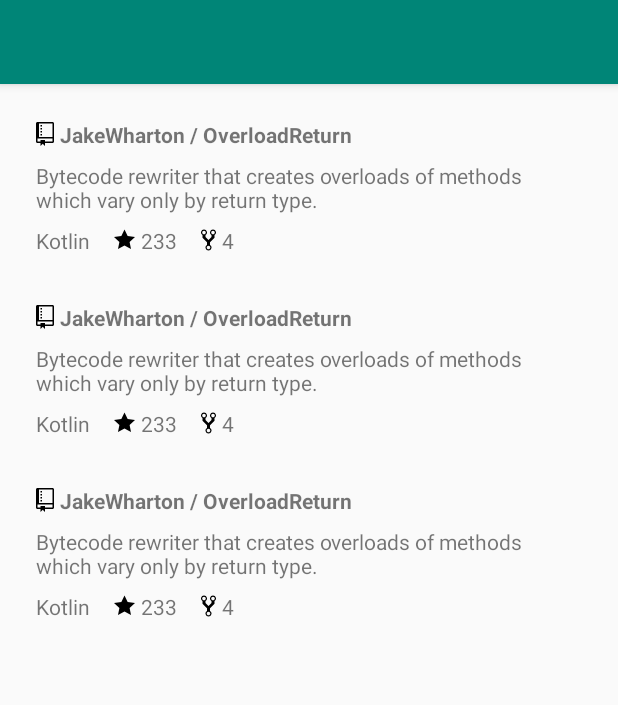
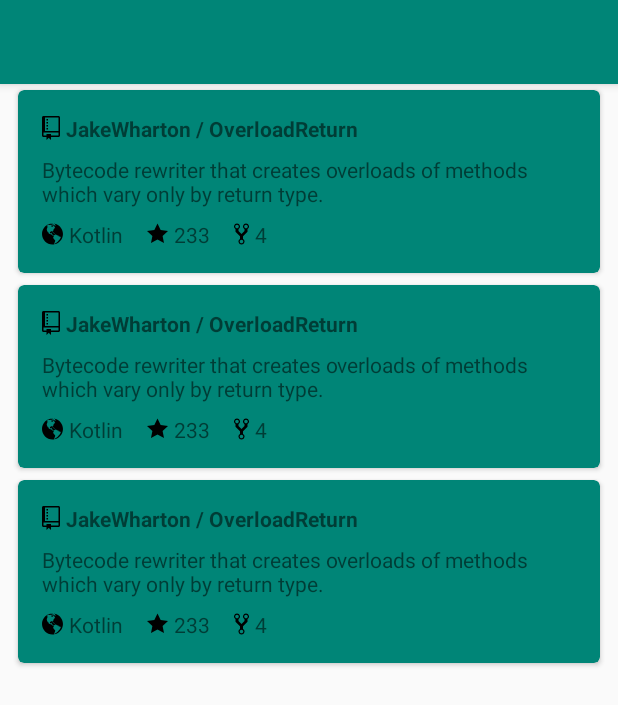
Before and after one commit to lomza/github-android-trending, an Android app: the layout fragment_repo_list.xml on its own in the app's theme, with its tools: preview values and no code run, on a phone screen of 412 x 824 dp. Shown: the top 705 px of the screen. Run offline under Robolectric (Android 15) with nearby library versions, the phone set to English and light mode, and no system bars; network calls fail.

Commit message:
List of repos fetches. Models as parcelable. Part of details populated.

```diff
--- a/app/build.gradle
+++ b/app/build.gradle
@@ -43,6 +43,10 @@ dependencies {
     implementation "com.squareup.retrofit2:adapter-rxjava2:$rootProject.retrofitVersion"
     implementation "io.reactivex.rxjava2:rxandroid:$rootProject.rxAndroidVersion"
     implementation "io.reactivex.rxjava2:rxjava:$rootProject.rxJavaVersion"
+    implementation "io.reactivex.rxjava2:rxkotlin:$rootProject.rxKotlinVersion"
+    implementation "com.github.bumptech.glide:glide:$rootProject.glideVersion"
+    annotationProcessor "com.github.bumptech.glide:compiler:$rootProject.glideVersion"
+
     testImplementation "junit:junit:$rootProject.jUnitVersion"
     androidTestImplementation "androidx.test:runner:$rootProject.testRunnerVersion"
     androidTestImplementation "androidx.test.espresso:espresso-core:$rootProject.espressoVersion"
--- a/app/src/main/java/com/tonia/githubandroidtrending/MainActivity.kt
+++ b/app/src/main/java/com/tonia/githubandroidtrending/MainActivity.kt
@@ -15,7 +15,7 @@ class MainActivity : AppCompatActivity() {
     }
 
     private fun initView() {
-        replaceFragment(RepoListFragment(), R.id.container)
+        replaceFragment(RepoListFragment.newInstance(), R.id.container)
     }
 
     private fun showRepoDetailsFragment() {
--- a/app/src/main/java/com/tonia/githubandroidtrending/model/License.kt
+++ b/app/src/main/java/com/tonia/githubandroidtrending/model/License.kt
@@ -1,7 +1,11 @@
 package com.tonia.githubandroidtrending.model
 
+import android.os.Parcelable
+import kotlinx.android.parcel.Parcelize
+
+@Parcelize
 data class License(
     val key: String,
     val name: String,
     val url: String
-)
+) : Parcelable
--- a/app/src/main/java/com/tonia/githubandroidtrending/model/Owner.kt
+++ b/app/src/main/java/com/tonia/githubandroidtrending/model/Owner.kt
@@ -1,8 +1,12 @@
 package com.tonia.githubandroidtrending.model
 
+import android.os.Parcelable
+import kotlinx.android.parcel.Parcelize
+
+@Parcelize
 data class Owner(
     val login: String,
     val id: Int,
     val avatar_url: String,
     val url: String
-)
+) : Parcelable
--- a/app/src/main/java/com/tonia/githubandroidtrending/network/GitHubApi.kt
+++ b/app/src/main/java/com/tonia/githubandroidtrending/network/GitHubApi.kt
@@ -2,7 +2,7 @@ package com.tonia.githubandroidtrending.network
 
 import com.tonia.githubandroidtrending.model.RepoDetailsResponse
 import com.tonia.githubandroidtrending.model.TrendingAndroidReposResponse
-import io.reactivex.Flowable
+import io.reactivex.Single
 import retrofit2.http.GET
 import retrofit2.http.Path
 import retrofit2.http.Query
@@ -12,8 +12,8 @@ import retrofit2.http.Query
  */
 interface GitHubApi {
     @GET("search/repositories?q=android&sort=stars&order=desc&per_page=10")
-    fun getTrendingAndroidRepos(@Query("page") pageToFetch: Int): Flowable<TrendingAndroidReposResponse>
+    fun getTrendingAndroidRepos(@Query("page") pageToFetch: Int): Single<TrendingAndroidReposResponse>
 
     @GET("/repos/{owner}/{repo}")
-    fun getRepoDetails(@Path("owner") owner: String, @Path("repo") repo: String): Flowable<RepoDetailsResponse>
+    fun getRepoDetails(@Path("owner") owner: String, @Path("repo") repo: String): Single<RepoDetailsResponse>
 }
--- /dev/null
+++ b/app/src/main/java/com/tonia/githubandroidtrending/network/GitHubRepository.kt
@@ -0,0 +1,5 @@
+package com.tonia.githubandroidtrending.network
+
+import com.tonia.githubandroidtrending.model.Repo
+import com.tonia.githubandroidtrending.util.getSchedulersForSingleNetworkCall
+import io.reactivex.Single
--- a/app/src/main/java/com/tonia/githubandroidtrending/repolist/RepoListAdapter.kt
+++ b/app/src/main/java/com/tonia/githubandroidtrending/repolist/RepoListAdapter.kt
@@ -9,7 +9,7 @@ import com.tonia.githubandroidtrending.model.Repo
 import kotlinx.android.extensions.LayoutContainer
 import kotlinx.android.synthetic.main.view_repo_list_item.*
 
-class RepoListAdapter(private val repos: ArrayList<Repo>,
+class RepoListAdapter(private val repos: List<Repo>,
                       private val listener: (Repo) -> Unit) : RecyclerView.Adapter<RepoListAdapter.RepoViewHolder>() {
 
     override fun onCreateViewHolder(parent: ViewGroup, viewType: Int) =
--- a/app/src/main/res/layout/fragment_repo_list.xml
+++ b/app/src/main/res/layout/fragment_repo_list.xml
@@ -28,7 +28,8 @@
         <androidx.recyclerview.widget.RecyclerView
                 android:id="@+id/recyclerViewRepoList"
                 android:scrollbars="vertical"
-                android:layout_margin="@dimen/default_margin"
+                android:layout_marginStart="@dimen/default_margin"
+                android:layout_marginEnd="@dimen/default_margin"
                 android:layout_height="0dp"
                 android:layout_width="0dp"
                 app:layout_constraintEnd_toEndOf="parent"
--- a/app/src/main/res/layout/view_repo_list_item.xml
+++ b/app/src/main/res/layout/view_repo_list_item.xml
@@ -1,8 +1,15 @@
 <?xml version="1.0" encoding="utf-8"?>
-<androidx.constraintlayout.widget.ConstraintLayout
+<androidx.cardview.widget.CardView
         xmlns:android="http://schemas.android.com/apk/res/android"
         xmlns:app="http://schemas.android.com/apk/res-auto"
         xmlns:tools="http://schemas.android.com/tools"
+        android:id="@+id/repoItemParent"
+        android:layout_width="match_parent"
+        android:layout_height="wrap_content"
+        app:cardBackgroundColor="@color/colorPrimary"
+        android:layout_margin="@dimen/small_padding"
+        app:cardCornerRadius="@dimen/small_margin">
+    <androidx.constraintlayout.widget.ConstraintLayout
             android:layout_width="match_parent"
             android:layout_height="wrap_content"
             android:padding="@dimen/default_padding">
@@ -36,7 +43,9 @@
                 android:layout_height="wrap_content"
                 app:layout_constraintStart_toStartOf="parent"
                 app:layout_constraintTop_toBottomOf="@id/textViewDesc"
-            android:padding="@dimen/default_padding"/>
+                android:padding="@dimen/default_padding"
+                android:drawableStart="@drawable/ic_language"
+                android:drawablePadding="@dimen/small_padding"/>
 
         <TextView
                 android:id="@+id/textViewStars"
@@ -61,3 +70,4 @@
                 android:drawablePadding="@dimen/small_padding"/>
 
     </androidx.constraintlayout.widget.ConstraintLayout>
+</androidx.cardview.widget.CardView>
--- a/app/src/main/res/values/dimens.xml
+++ b/app/src/main/res/values/dimens.xml
@@ -1,5 +1,6 @@
 <?xml version="1.0" encoding="utf-8"?>
 <resources>
+    <dimen name="small_margin">4dp</dimen>
     <dimen name="default_margin">8dp</dimen>
 
     <dimen name="small_padding">4dp</dimen>
--- a/build.gradle
+++ b/build.gradle
@@ -19,6 +19,8 @@ buildscript {
         retrofitVersion = '2.5.0'
         rxJavaVersion = '2.2.4'
         rxAndroidVersion = '2.1.0'
+        rxKotlinVersion = '2.3.0'
+        glideVersion = '4.8.0'
         jUnitVersion = '4.12'
         testRunnerVersion = '1.1.1'
         espressoVersion = '3.1.1'
```
Also changed, not shown: app/src/main/java/com/tonia/githubandroidtrending/model/Repo.kt (+7 -2 lines), app/src/main/java/com/tonia/githubandroidtrending/network/GitHubService.kt (+22 -9 lines), app/src/main/java/com/tonia/githubandroidtrending/repodetails/RepoDetailsFragment.kt (+38 -3 lines), app/src/main/java/com/tonia/githubandroidtrending/repolist/RepoListFragment.kt (+34 -9 lines), app/src/main/java/com/tonia/githubandroidtrending/util/Utils.kt (+17 -0 lines). Lines whose indentation alone changed are shown as unchanged.
